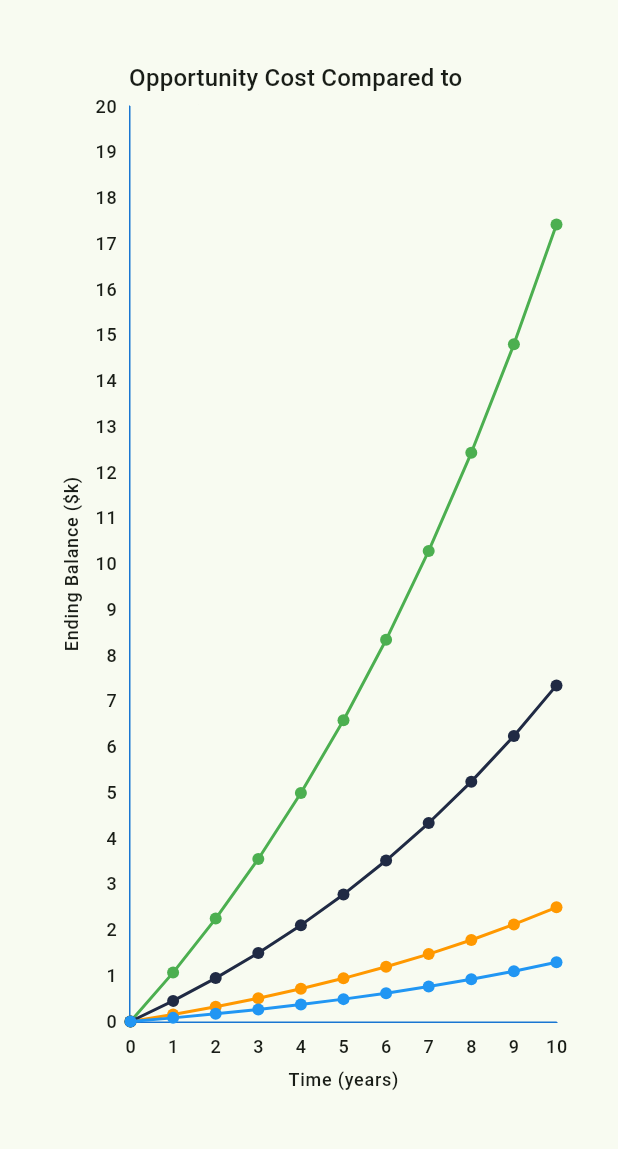
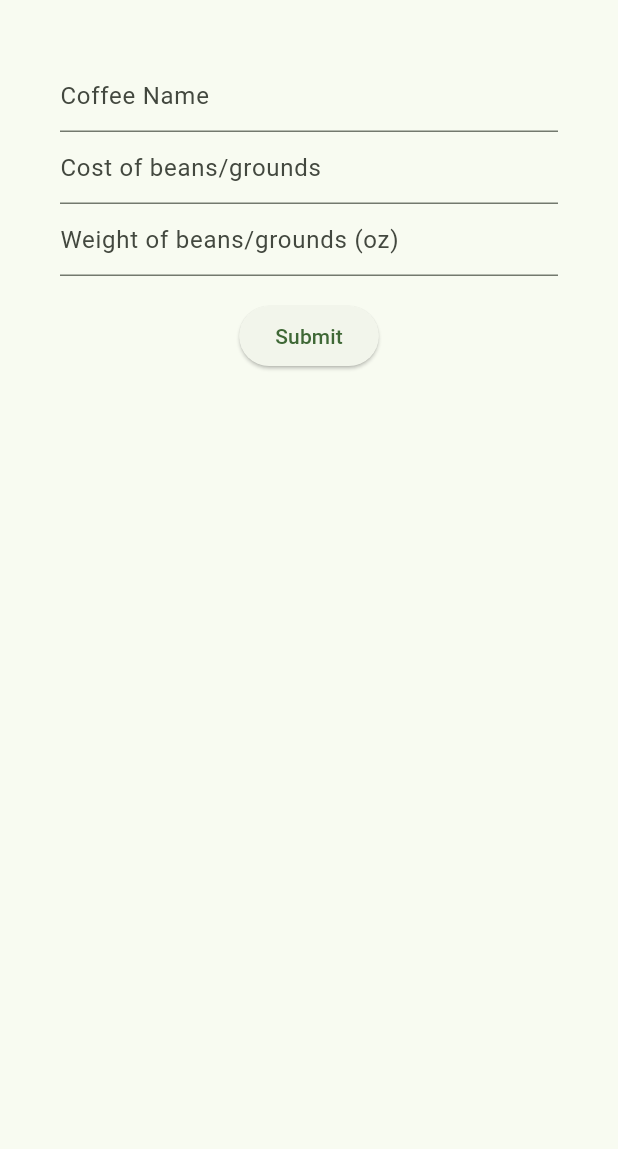
Before and after one commit to andrew-surratt/coffee-picker, a Flutter app: the screen it shows after launch, on a phone screen of 412 x 824 dp, the part 84-1233 px from its top. Run offline on Flutter 3.47's test engine with Material 2 defaults, Android fonts, the phone set to English and light mode, and no system bars; drawn by our look-alikes of fl_chart; our stand-ins replace flutter_riverpod.

Commit message:
Add riverpod state management for coffee list, add custom input form (#7)

```diff
--- /dev/null
+++ b/lib/components/coffee_input.dart
@@ -0,0 +1,102 @@
+import 'package:coffee_picker/components/scaffold.dart';
+import 'package:coffee_picker/components/price_chart.dart';
+import 'package:coffee_picker/providers/coffees.dart';
+import 'package:fl_chart/fl_chart.dart';
+import 'package:flutter/material.dart';
+import 'package:flutter_riverpod/flutter_riverpod.dart';
+
+import '../services/coffee.dart';
+import '../services/finance.dart';
+
+class CoffeeInput extends ConsumerWidget {
+  final String widgetTitle;
+
+  CoffeeInput({super.key, required this.widgetTitle});
+
+  final _formKey = GlobalKey<FormState>();
+  final name = TextEditingController();
+  final cost = TextEditingController();
+  final weight = TextEditingController();
+
+  @override
+  Widget build(BuildContext context, WidgetRef ref) {
+    var inputForm = Padding(
+        padding: const EdgeInsets.all(40),
+        child: Form(
+          key: _formKey,
+          child: Column(
+            crossAxisAlignment: CrossAxisAlignment.center,
+            children: [
+              TextFormField(
+                controller: name,
+                decoration: const InputDecoration(
+                  hintText: 'Coffee Name',
+                ),
+                validator: (String? value) {
+                  if (value == null || value.isEmpty) {
+                    return 'Please enter some text';
+                  }
+                  return null;
+                },
+              ),
+              TextFormField(
+                controller: cost,
+                keyboardType:
+                    const TextInputType.numberWithOptions(decimal: true),
+                decoration: const InputDecoration(
+                  hintText: 'Cost of beans/grounds',
+                ),
+                validator: (String? value) {
+                  if (value == null || value.isEmpty) {
+                    return 'Please enter an amount';
+                  }
+                  return null;
+                },
+              ),
+              TextFormField(
+                controller: weight,
+                keyboardType:
+                    const TextInputType.numberWithOptions(decimal: true),
+                decoration: const InputDecoration(
+                  hintText: 'Weight of beans/grounds (oz)',
+                ),
+                validator: (String? value) {
+                  if (value == null || value.isEmpty) {
+                    return 'Please enter an amount';
+                  }
+                  return null;
+                },
+              ),
+              Padding(
+                padding: const EdgeInsets.symmetric(vertical: 16.0),
+                child: ElevatedButton(
+                  onPressed: () {
+                    var costValue = double.parse(cost.value.text);
+                    var weightValue = double.parse(weight.value.text);
+                    var costPerOz =
+                        toPrecision(calculateCostPerOz(costValue, weightValue));
+                    ref.read(coffeesProvider.notifier).addCoffee(Coffee(
+                        name: name.value.text,
+                        costPerOz: costPerOz,
+                        data: LineChartBarData(
+                          color: const Color(0xff202a44),
+                          spots: generateCompoundInterestData(
+                              calculateCostPerYearFromOz(costPerOz)),
+                        )));
+
+                    Navigator.push(
+                      context,
+                      MaterialPageRoute(
+                          builder: (context) =>
+                              PriceChart(widgetTitle: widgetTitle)),
+                    );
+                  },
+                  child: const Text('Submit'),
+                ),
+              )
+            ],
+          ),
+        ));
+    return ScaffoldBuilder(body: inputForm, widgetTitle: widgetTitle);
+  }
+}
--- /dev/null
+++ b/lib/components/scaffold.dart
@@ -0,0 +1,23 @@
+import 'package:flutter/material.dart';
+
+class ScaffoldBuilder extends StatelessWidget {
+  final Widget body;
+
+  final String widgetTitle;
+
+  const ScaffoldBuilder(
+      {super.key, required this.body, required this.widgetTitle});
+
+  @override
+  Widget build(BuildContext context) {
+    var themeData = Theme.of(context);
+
+    return Scaffold(
+      appBar: AppBar(
+        backgroundColor: themeData.colorScheme.inversePrimary,
+        title: Text(widgetTitle),
+      ),
+      body: body,
+    );
+  }
+}
--- a/lib/line_chart.dart
+++ /dev/null
@@ -1,114 +0,0 @@
-import 'package:flutter/material.dart';
-import 'package:fl_chart/fl_chart.dart';
-
-import 'coffee.dart';
-
-Widget lineChart(BuildContext context) {
-  var themeData = Theme.of(context);
-
-  var coffeeData = [
-    (name: 'Starbucks', data: starbucksStoreLineData(themeData)),
-    (name: 'Dunkin', data: dunkinLineData(themeData)),
-    (name: 'Night Swim', data: nightSwimLineData(themeData)),
-    (name: 'Maxwell', data: maxwellHouseLineData(themeData)),
-  ];
-  var lineTouchData = LineTouchData(
-    handleBuiltInTouches: true,
-    touchTooltipData: LineTouchTooltipData(
-        maxContentWidth: 200,
-        tooltipBgColor: themeData.scaffoldBackgroundColor.withOpacity(0.2),
-        fitInsideHorizontally: true,
-        getTooltipItems: (List<LineBarSpot> touchedSpots) {
-          return touchedSpots.map((LineBarSpot touchedSpot) {
-            return LineTooltipItem(
-                "${coffeeData[touchedSpot.barIndex].name} \$${touchedSpot.y.toString()}",
-                TextStyle(
-                  color: touchedSpot.bar.gradient?.colors.first ??
-                      touchedSpot.bar.color ??
-                      Colors.blueGrey,
-                ));
-          }).toList();
-        }),
-  );
-  return LineChart(LineChartData(
-      minX: 0,
-      maxX: 10,
-      minY: 0,
-      maxY: 20000,
-      lineTouchData: lineTouchData,
-      titlesData: FlTitlesData(
-        bottomTitles: AxisTitles(
-          axisNameWidget: Text(
-            'Time (years)',
-            style: themeData.textTheme.labelMedium,
-          ),
-          sideTitles: getXTitles(context),
-        ),
-        rightTitles: const AxisTitles(
-          sideTitles: SideTitles(showTitles: false),
-        ),
-        topTitles: AxisTitles(
-          axisNameSize: 30,
-          axisNameWidget: Text(
-            'Opportunity Cost Compared to Investing',
-            style: themeData.textTheme.titleMedium,
-          ),
-        ),
-        leftTitles: AxisTitles(
-          axisNameWidget: Text(
-            'Ending Balance (\$k)',
-            style: themeData.textTheme.labelMedium,
-          ),
-          sideTitles: getYTitles(context),
-        ),
-      ),
-      borderData: FlBorderData(
-        show: true,
-        border: Border(
-          bottom: BorderSide(color: themeData.primaryColorDark),
-          left: BorderSide(color: themeData.primaryColorDark),
-          right: const BorderSide(color: Colors.transparent),
-          top: const BorderSide(color: Colors.transparent),
-        ),
-      ),
-      gridData: const FlGridData(show: false),
-      lineBarsData: coffeeData.map((e) => e.data).toList()));
-}
-
-SideTitles getYTitles(BuildContext context) {
-  const double interval = 1000;
-  return getSideTitles(
-      interval: interval,
-      context: context,
-      reservedSize: 30,
-      getTitleText: (double value, BuildContext context) => Text(
-          (value ~/ interval).toInt().toString(),
-          style: Theme.of(context).textTheme.labelMedium));
-}
-
-SideTitles getXTitles(BuildContext context) {
-  return getSideTitles(
-      context: context,
-      reservedSize: 30,
-      getTitleText: (double value, BuildContext context) => Text(
-          value.toInt().toString(),
-          style: Theme.of(context).textTheme.labelMedium));
-}
-
-SideTitles getSideTitles({
-  required BuildContext context,
-  required Text Function(double, BuildContext) getTitleText,
-  double interval = 1,
-  double reservedSize = 50,
-}) {
-  return SideTitles(
-      showTitles: true,
-      reservedSize: reservedSize,
-      interval: interval,
-      getTitlesWidget: (double value, TitleMeta meta) {
-        return SideTitleWidget(
-          axisSide: meta.axisSide,
-          child: getTitleText(value, context),
-        );
-      });
-}
--- a/lib/main.dart
+++ b/lib/main.dart
@@ -1,35 +1,19 @@
+import 'package:coffee_picker/components/coffee_input.dart';
 import 'package:flutter/material.dart';
-
-import 'line_chart.dart';
+import 'package:flutter_riverpod/flutter_riverpod.dart';
 
 void main() {
-  runApp(const MyApp());
+  runApp(const ProviderScope(child: MyApp()));
 }
 
 class MyApp extends StatelessWidget {
   const MyApp({super.key});
 
-  // This widget is the root of your application.
   @override
   Widget build(BuildContext context) {
     return MaterialApp(
       title: 'Coffee Picker',
       theme: ThemeData(
-        // This is the theme of your application.
-        //
-        // TRY THIS: Try running your application with "flutter run". You'll see
-        // the application has a blue toolbar. Then, without quitting the app,
-        // try changing the seedColor in the colorScheme below to Colors.green
-        // and then invoke "hot reload" (save your changes or press the "hot
-        // reload" button in a Flutter-supported IDE, or press "r" if you used
-        // the command line to start the app).
-        //
-        // Notice that the counter didn't reset back to zero; the application
-        // state is not lost during the reload. To reset the state, use hot
-        // restart instead.
-        //
-        // This works for code too, not just values: Most code changes can be
-        // tested with just a hot reload.
         colorScheme: ColorScheme.fromSeed(seedColor: const Color(0xFF056608)),
         useMaterial3: true,
       ),
@@ -41,15 +25,6 @@
 class MyHomePage extends StatefulWidget {
   const MyHomePage({super.key, required this.title});
 
-  // This widget is the home page of your application. It is stateful, meaning
-  // that it has a State object (defined below) that contains fields that affect
-  // how it looks.
-
-  // This class is the configuration for the state. It holds the values (in this
-  // case the title) provided by the parent (in this case the App widget) and
-  // used by the build method of the State. Fields in a Widget subclass are
-  // always marked "final".
-
   final String title;
 
   @override
@@ -57,43 +32,8 @@
 }
 
 class _MyHomePageState extends State<MyHomePage> {
-  int _counter = 0;
-
-  void _incrementCounter() {
-    setState(() {
-      // This call to setState tells the Flutter framework that something has
-      // changed in this State, which causes it to rerun the build method below
-      // so that the display can reflect the updated values. If we changed
-      // _counter without calling setState(), then the build method would not be
-      // called again, and so nothing would appear to happen.
-      _counter++;
-    });
-  }
-
   @override
   Widget build(BuildContext context) {
-    // This method is rerun every time setState is called, for instance as done
-    // by the _incrementCounter method above.
-    //
-    // The Flutter framework has been optimized to make rerunning build methods
-    // fast, so that you can just rebuild anything that needs updating rather
-    // than having to individually change instances of widgets.
-    return Scaffold(
-      appBar: AppBar(
-        // TRY THIS: Try changing the color here to a specific color (to
-        // Colors.amber, perhaps?) and trigger a hot reload to see the AppBar
-        // change color while the other colors stay the same.
-        backgroundColor: Theme.of(context).colorScheme.inversePrimary,
-        // Here we take the value from the MyHomePage object that was created by
-        // the App.build method, and use it to set our appbar title.
-        title: Text(widget.title),
-      ),
-      body: Padding(
-        padding: const EdgeInsets.all(40),
-        // Center is a layout widget. It takes a single child and positions it
-        // in the middle of the parent.
-        child: lineChart(context),
-      ),
-    );
+    return CoffeeInput(widgetTitle: widget.title);
   }
 }
--- /dev/null
+++ b/lib/providers/coffees.dart
@@ -0,0 +1,51 @@
+import 'package:fl_chart/fl_chart.dart';
+import 'package:flutter/material.dart';
+import 'package:flutter_riverpod/flutter_riverpod.dart';
+
+import '../services/coffee.dart';
+
+class CoffeesNotifier extends StateNotifier<List<Coffee>> {
+  CoffeesNotifier() : super([]);
+
+  CoffeesNotifier.initial({coffees}) : super(coffees);
+
+  void addCoffee(Coffee coffee) {
+    state = [...state, coffee];
+  }
+}
+
+final coffeesProvider =
+    StateNotifierProvider<CoffeesNotifier, List<Coffee>>((ref) {
+  final starbucksPerOz = starbucksCostPerOz();
+  final dunkinPerOz = dunkinCostPerOz();
+  final nightSwimPerOz = nightSwimCostPerOz();
+  final maxwellPerOz = maxwellHouseCostPerOz();
+
+  return CoffeesNotifier.initial(coffees: [
+    Coffee(
+        name: 'Starbucks',
+        costPerOz: starbucksPerOz,
+        data: createLineData(starbucksPerOz, Colors.green)),
+    Coffee(
+        name: 'Dunkin',
+        costPerOz: dunkinPerOz,
+        data: createLineData(dunkinPerOz, Colors.orange)),
+    Coffee(
+        name: 'Night Swim',
+        costPerOz: nightSwimPerOz,
+        data: createLineData(nightSwimPerOz, const Color(0xff202a44))),
+    Coffee(
+        name: 'Maxwell',
+        costPerOz: maxwellPerOz,
+        data: createLineData(maxwellPerOz, Colors.blue)),
+  ]);
+});
+
+class Coffee {
+  const Coffee(
+      {required this.name, required this.costPerOz, required this.data});
+
+  final String name;
+  final double costPerOz;
+  final LineChartBarData data;
+}
--- a/pubspec.yaml
+++ b/pubspec.yaml
@@ -20,6 +20,7 @@ version: 1.0.0+1
 
 environment:
   sdk: '>=3.1.2 <4.0.0'
+  flutter: ">=3.0.0"
 
 # Dependencies specify other packages that your package needs in order to work.
 # To automatically upgrade your package dependencies to the latest versions
@@ -36,6 +37,7 @@ dependencies:
   # Use with the CupertinoIcons class for iOS style icons.
   cupertino_icons: ^1.0.2
   fl_chart: ^0.63.0
+  flutter_riverpod: ^2.4.3
 
 dev_dependencies:
   flutter_test:
```
Also changed, not shown: lib/coffee.dart (deleted, +0 -82 lines), lib/components/price_chart.dart (added, +137 -0 lines), lib/services/coffee.dart (added, +86 -0 lines), lib/services/finance.dart (renamed from lib/finance.dart).
